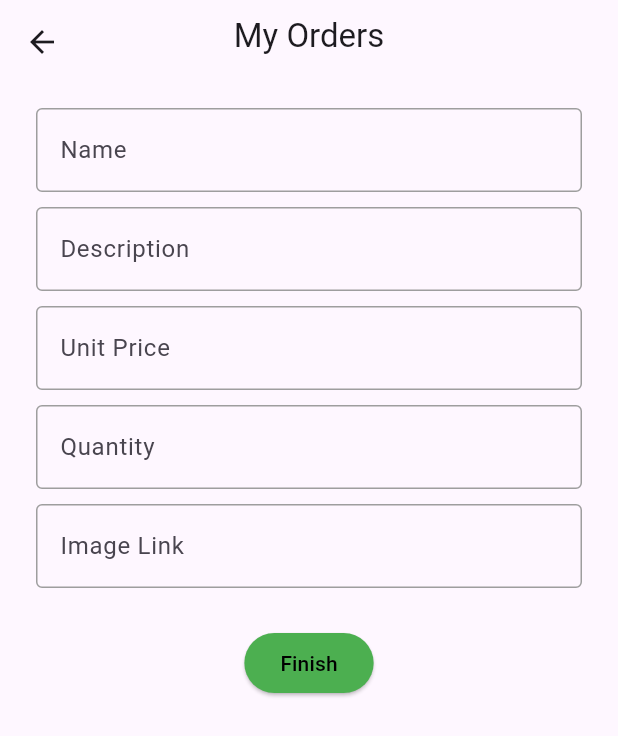
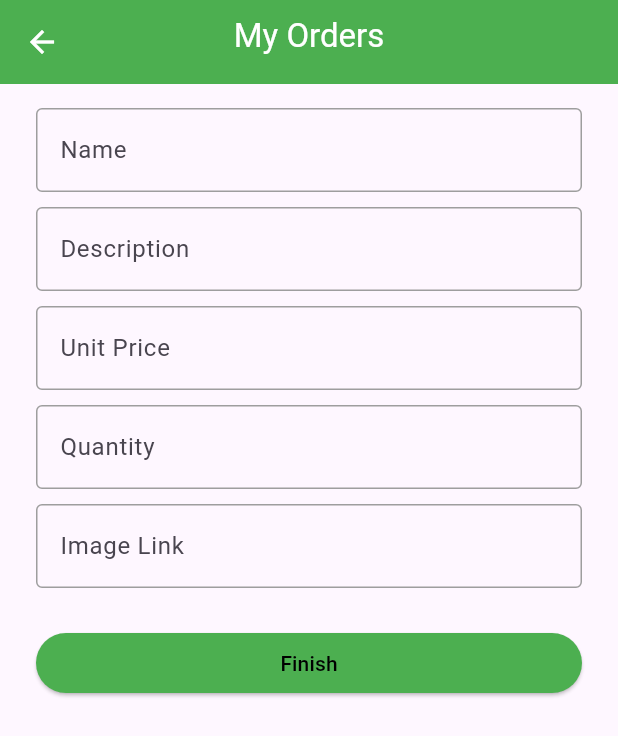
Before and after one commit to App-Moviles-Ayni/ayni_flutter_app, a Flutter app: the screen it shows after launch, item 3 of the bottom bar chosen, after a tap on the "add" icon, on a phone screen of 412 x 824 dp. Shown: the top 736 px of the screen. Run offline on Flutter 3.47's test engine with Material 3 defaults, Android fonts, the phone set to English and light mode, and no system bars; network calls fail.

Commit message:
(fix): Align multiple design elements for consistent styling

```diff
--- a/lib/feature_orders/screens/create_order_form_screen.dart
+++ b/lib/feature_orders/screens/create_order_form_screen.dart
@@ -41,6 +41,8 @@ class _CreateOrderFormScreenState extends State<CreateOrderFormScreen> {
             SizedBox(height: 8),
           ],
         ),
+        backgroundColor: Colors.green,
+        foregroundColor: Colors.white,
         centerTitle: true,
       ),
       body: Padding(
@@ -59,7 +61,9 @@ class _CreateOrderFormScreenState extends State<CreateOrderFormScreen> {
                   return null;
                 },
               ),
-              const SizedBox(height: 10.0,),
+              const SizedBox(
+                height: 10.0,
+              ),
               CustomTextFormField(
                 controller: _descriptionController,
                 labelText: 'Description',
@@ -71,7 +75,9 @@ class _CreateOrderFormScreenState extends State<CreateOrderFormScreen> {
                   return null;
                 },
               ),
-              const SizedBox(height: 10.0,),
+              const SizedBox(
+                height: 10.0,
+              ),
               CustomTextFormField(
                 controller: _unitPriceController,
                 labelText: 'Unit Price',
@@ -86,7 +92,9 @@ class _CreateOrderFormScreenState extends State<CreateOrderFormScreen> {
                   return null;
                 },
               ),
-              const SizedBox(height: 10.0,),
+              const SizedBox(
+                height: 10.0,
+              ),
               CustomTextFormField(
                 controller: _quantityController,
                 labelText: 'Quantity',
@@ -101,7 +109,9 @@ class _CreateOrderFormScreenState extends State<CreateOrderFormScreen> {
                   return null;
                 },
               ),
-              const SizedBox(height: 10.0,),
+              const SizedBox(
+                height: 10.0,
+              ),
               CustomTextFormField(
                 controller: _imageUrlController,
                 labelText: 'Image Link',
@@ -113,12 +123,18 @@ class _CreateOrderFormScreenState extends State<CreateOrderFormScreen> {
                   return null;
                 },
               ),
-              const SizedBox(height: 10.0,),
+              const SizedBox(
+                height: 10.0,
+              ),
               const SizedBox(height: 16),
-              ElevatedButton(
+              Row(
+                children: [
+                  Expanded(
+                    child: ElevatedButton(
                       onPressed: () async {
                         if (_formKey.currentState!.validate()) {
-                    final unitPrice = double.parse(_unitPriceController.text);
+                          final unitPrice =
+                              double.parse(_unitPriceController.text);
                           final quantity = int.parse(_quantityController.text);
                           final newSale = Sales(
                               name: _nameController.text,
@@ -148,11 +164,16 @@ class _CreateOrderFormScreenState extends State<CreateOrderFormScreen> {
                         }
                       },
                       style: ButtonStyle(
-                  foregroundColor: WidgetStateProperty.all<Color>(Colors.black),
-                  backgroundColor: WidgetStateProperty.all<Color>(Colors.green),
+                        foregroundColor:
+                            WidgetStateProperty.all<Color>(Colors.black),
+                        backgroundColor:
+                            WidgetStateProperty.all<Color>(Colors.green),
                       ),
                       child: const Text('Finish'),
                     ),
+                  )
+                ],
+              )
             ]),
           )),
     );
--- a/lib/feature_orders/screens/sales_list_screen.dart
+++ b/lib/feature_orders/screens/sales_list_screen.dart
@@ -68,27 +68,24 @@ class _SalesListScreenState extends State<SalesListScreen> {
             reloadPage();
           }
         },
+        backgroundColor: Colors.green,
         tooltip: 'Add Order',
-        child: const Icon(Icons.add),
+        child: const Icon(Icons.add, color: Colors.white),
       ),
-      bottomNavigationBar: BottomNavBar(currentIndex: 0,
+      bottomNavigationBar: BottomNavBar(currentIndex: 2,
         onTap: (index){
           switch(index){
             case 0:
-              Navigator.push(context, MaterialPageRoute(
-                builder: (context) => ProductsListScreen()));
+              Navigator.push(context, SlideTransitionPageRoute(page: ProductsListScreen()));
               break;
             case 1:
-              Navigator.push(context, MaterialPageRoute(
-                builder: (context) => CropsListScreen()));
+              Navigator.push(context, SlideTransitionPageRoute(page: CropsListScreen()));
               break;
             case 2:
-              Navigator.push(context, MaterialPageRoute(
-                builder: (context) => SalesListScreen()));
+              Navigator.push(context, SlideTransitionPageRoute(page: const SalesListScreen()));
               break;
             case 3:
-              Navigator.push(context, MaterialPageRoute(
-                builder: (context) => TransactionListScreen2()));
+              Navigator.push(context, SlideTransitionPageRoute(page: TransactionListScreen2()));
               break;
           }
         }),
--- a/lib/feature_orders/widgets/custom_search_bar.dart
+++ b/lib/feature_orders/widgets/custom_search_bar.dart
@@ -10,15 +10,16 @@ class CustomSearchBar extends StatelessWidget {
 
   @override
   Widget build(BuildContext context) {
-    return Container(
-      padding: const EdgeInsets.all(8),
+    return Padding(
+      padding: const EdgeInsets.all(8.0),
       child: TextField(
         onChanged: onQueryChanged,
         decoration: const InputDecoration(
             border: OutlineInputBorder(
-                borderRadius: BorderRadius.all(Radius.circular(8))),
-            hintText: "Search order by name",
-            prefixIcon: Icon(Icons.search)),
+                borderRadius: BorderRadius.all(Radius.circular(10.0))),
+            hintText: "Search",
+            labelText: "Search",
+            suffixIcon: Icon(Icons.search)),
       ),
     );
   }
--- a/lib/home_screens/screens/crops_add_screen.dart
+++ b/lib/home_screens/screens/crops_add_screen.dart
@@ -13,6 +13,8 @@ class _CropsAddScreenState extends State<CropsAddScreen> {
   Widget build(BuildContext context) {
     return Scaffold(
       appBar: AppBar(
+        backgroundColor: Colors.green,
+        foregroundColor: Colors.white,
         title: const Center(child: Text('Crops')),
       ),
       body: Padding(
--- a/lib/home_screens/screens/products_list_screen.dart
+++ b/lib/home_screens/screens/products_list_screen.dart
@@ -114,7 +114,8 @@ class _ProductsListScreenState extends State<ProductsListScreen> {
                   child: Row(
                     mainAxisAlignment: MainAxisAlignment.spaceBetween,
                     children: [
-                      const Text('Latest Crops', style: TextStyle(fontSize: 24)),
+                      const Text('Latest Crops',
+                          style: TextStyle(fontSize: 24)),
                       GestureDetector(
                         onTap: () {
                           Navigator.push(
@@ -189,7 +190,9 @@ class _ProductsListScreenState extends State<ProductsListScreen> {
                                 style: const TextStyle(fontSize: 16)),
                             Text(
                               _products[index].description.length > 50
-                                  ? _products[index].description.substring(0, 50) +
+                                  ? _products[index]
+                                          .description
+                                          .substring(0, 50) +
                                       '...'
                                   : _products[index].description,
                               style: const TextStyle(color: Colors.grey),
@@ -206,27 +209,41 @@ class _ProductsListScreenState extends State<ProductsListScreen> {
                 ),
               ],
             ),
-            bottomNavigationBar: BottomNavBar(currentIndex: 0,
-        onTap: (index){
-          switch(index){
+      bottomNavigationBar: Column(
+        mainAxisSize: MainAxisSize.min,
+        children: [
+          Container(
+            height: 1.0, // Altura de la línea negra
+            color: Colors.white, // Color de la línea negra
+          ),
+          BottomNavBar(
+              currentIndex: 0,
+              onTap: (index) {
+                switch (index) {
                   case 0:
-              Navigator.push(context, MaterialPageRoute(
-                builder: (context) => ProductsListScreen()));
+                    Navigator.push(context,
+                        SlideTransitionPageRoute(page: ProductsListScreen()));
                     break;
                   case 1:
-              Navigator.push(context, MaterialPageRoute(
-                builder: (context) => CropsListScreen()));
+                    Navigator.push(context,
+                        SlideTransitionPageRoute(page: CropsListScreen()));
                     break;
                   case 2:
-              Navigator.push(context, MaterialPageRoute(
-                builder: (context) => SalesListScreen()));
+                    Navigator.push(
+                        context,
+                        SlideTransitionPageRoute(
+                            page: const SalesListScreen()));
                     break;
                   case 3:
-              Navigator.push(context, MaterialPageRoute(
-                builder: (context) => TransactionListScreen2()));
+                    Navigator.push(
+                        context,
+                        SlideTransitionPageRoute(
+                            page: TransactionListScreen2()));
                     break;
                 }
               }),
+        ],
+      ),
     );
   }
 }
--- a/lib/shared/widgets/bottom_navigation_bar.dart
+++ b/lib/shared/widgets/bottom_navigation_bar.dart
@@ -14,6 +14,7 @@ class BottomNavBarState extends State<BottomNavBar> {
   @override
   Widget build(BuildContext context) {
     return BottomNavigationBar(
+      backgroundColor: Colors.green,
       type: BottomNavigationBarType.fixed,
       items: const <BottomNavigationBarItem>[
         BottomNavigationBarItem(
@@ -34,8 +35,22 @@ class BottomNavBarState extends State<BottomNavBar> {
         ),
       ],
       currentIndex: widget.currentIndex,
-      selectedItemColor: Colors.blue,
+      selectedItemColor: Colors.white,
       onTap: widget.onTap,
     );
   }
 }
+
+class SlideTransitionPageRoute extends PageRouteBuilder {
+  final Widget page;
+
+  SlideTransitionPageRoute({required this.page}): super(
+          pageBuilder: (context, animation, secondaryAnimation) => page,
+          transitionsBuilder: (context, animation, secondaryAnimation, child) {
+            return FadeTransition(
+              opacity: animation,
+              child: child,
+            );
+          },
+        );
+}
```
Also changed, not shown: lib/finance_screens/screens/transaction_panels.dart (+5 -9 lines), lib/home_screens/screens/crops_list_screen.dart (+16 -10 lines). Lines whose indentation alone changed are shown as unchanged.
